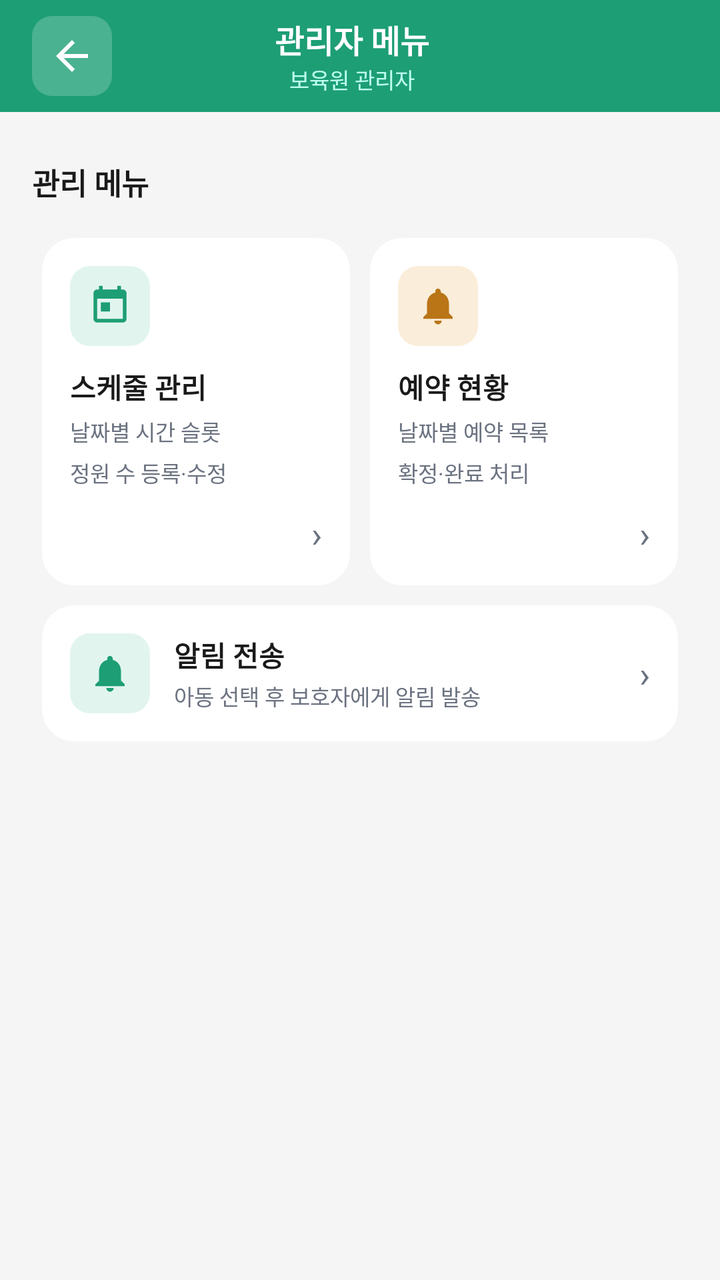
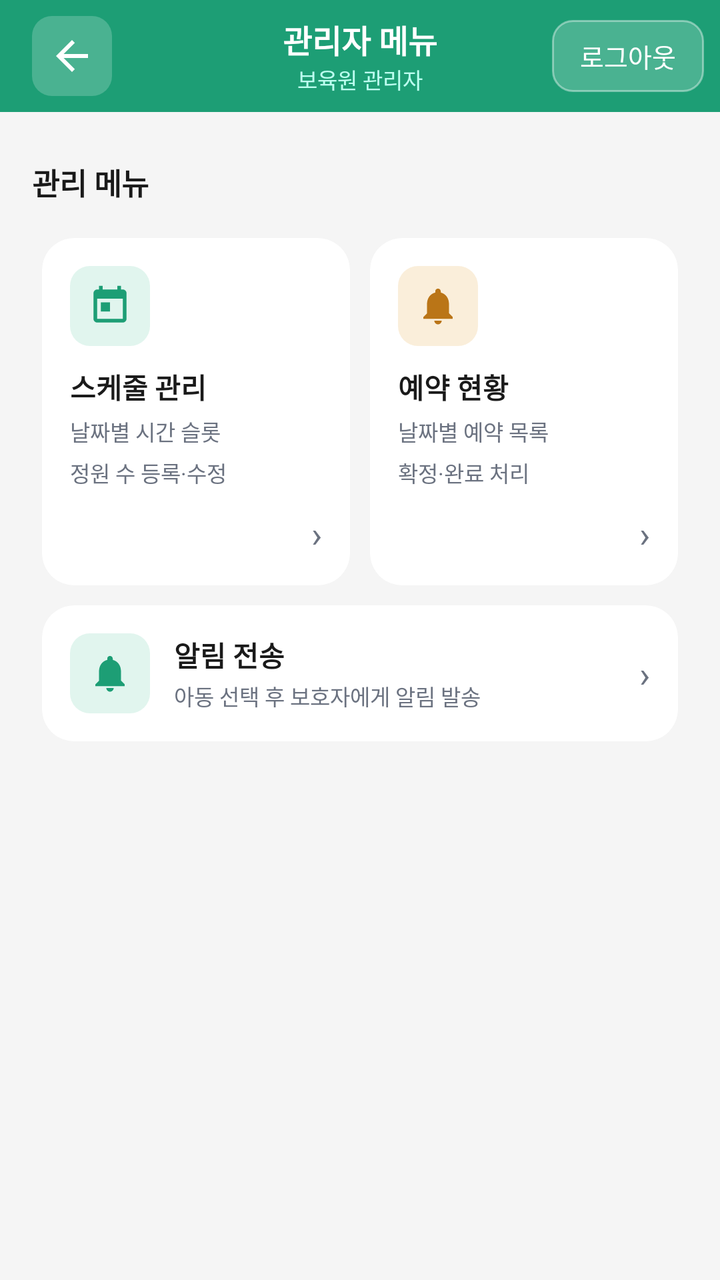

Two renders of the same Android screen: before a commit and after it. Below are the layout's source before the change and the commit's diff.
<!-- AndroidManifest.xml: application theme Theme.CareConnect -->
<!-- res/layout/activity_admin_main.xml -->
<?xml version="1.0" encoding="utf-8"?>
<androidx.coordinatorlayout.widget.CoordinatorLayout
    xmlns:android="http://schemas.android.com/apk/res/android"
    xmlns:app="http://schemas.android.com/apk/res-auto"
    xmlns:tools="http://schemas.android.com/tools"
    android:id="@+id/main"
    android:layout_width="match_parent"
    android:layout_height="match_parent"
    android:background="@color/bg_secondary"
    tools:context=".facilityadmin.AdminMainActivity">

    
    <com.google.android.material.appbar.AppBarLayout
        android:layout_width="match_parent"
        android:layout_height="wrap_content"
        android:background="@color/green_primary"
        app:elevation="0dp">

        <androidx.appcompat.widget.Toolbar
            android:layout_width="match_parent"
            android:layout_height="56dp"
            android:paddingStart="8dp"
            android:paddingEnd="16dp">

            <ImageButton
                android:id="@+id/btnBack"
                android:layout_width="40dp"
                android:layout_height="40dp"
                android:background="@drawable/bg_header_btn"
                android:src="@drawable/ic_arrow_back"
                android:contentDescription="뒤로 가기"
                app:tint="@color/white" />

            <LinearLayout
                android:layout_width="wrap_content"
                android:layout_height="wrap_content"
                android:layout_gravity="center"
                android:gravity="center"
                android:orientation="vertical">

                <TextView
                    android:layout_width="wrap_content"
                    android:layout_height="wrap_content"
                    android:text="관리자 메뉴"
                    android:textColor="@color/white"
                    android:textSize="16sp"
                    android:textStyle="bold" />

                <TextView
                    android:layout_width="wrap_content"
                    android:layout_height="wrap_content"
                    android:text="보육원 관리자"
                    android:textColor="#BDFFF0"
                    android:textSize="11sp" />
            </LinearLayout>
        </androidx.appcompat.widget.Toolbar>
    </com.google.android.material.appbar.AppBarLayout>

    
    <androidx.core.widget.NestedScrollView
        android:layout_width="match_parent"
        android:layout_height="match_parent"
        android:background="@color/bg_secondary"
        app:layout_behavior="@string/appbar_scrolling_view_behavior">

        <LinearLayout
            android:layout_width="match_parent"
            android:layout_height="wrap_content"
            android:orientation="vertical"
            android:padding="16dp">

            <TextView
                android:layout_width="wrap_content"
                android:layout_height="wrap_content"
                android:text="관리 메뉴"
                android:textColor="@color/text_primary"
                android:textSize="15sp"
                android:textStyle="bold"
                android:layout_marginTop="8dp"
                android:layout_marginBottom="12dp" />

            <GridLayout
                android:layout_width="match_parent"
                android:layout_height="wrap_content"
                android:columnCount="2"
                android:useDefaultMargins="false">

                
                <androidx.cardview.widget.CardView
                    android:id="@+id/cardSchedule"
                    android:layout_width="0dp"
                    android:layout_height="wrap_content"
                    android:layout_columnWeight="1"
                    android:layout_margin="5dp"
                    android:clickable="true"
                    android:focusable="true"
                    android:foreground="?attr/selectableItemBackground"
                    app:cardBackgroundColor="@color/bg_primary"
                    app:cardCornerRadius="16dp"
                    app:cardElevation="0dp"
                    app:strokeColor="@color/border_default"
                    app:strokeWidth="0.5dp">

                    <LinearLayout
                        android:layout_width="match_parent"
                        android:layout_height="wrap_content"
                        android:orientation="vertical"
                        android:padding="14dp">

                        <FrameLayout
                            android:layout_width="40dp"
                            android:layout_height="40dp"
                            android:background="@drawable/bg_icon_green">

                            <ImageView
                                android:layout_width="22dp"
                                android:layout_height="22dp"
                                android:layout_gravity="center"
                                android:src="@drawable/ic_calendar"
                                app:tint="@color/green_primary" />
                        </FrameLayout>

                        <TextView
                            android:layout_width="wrap_content"
                            android:layout_height="wrap_content"
                            android:layout_marginTop="10dp"
                            android:text="스케줄 관리"
                            android:textColor="@color/text_primary"
                            android:textSize="14sp"
                            android:textStyle="bold" />

                        <TextView
                            android:layout_width="wrap_content"
                            android:layout_height="wrap_content"
                            android:layout_marginTop="4dp"
                            android:lineSpacingMultiplier="1.3"
                            android:text="날짜별 시간 슬롯&#10;정원 수 등록·수정"
                            android:textColor="@color/text_secondary"
                            android:textSize="11sp" />

                        <TextView
                            android:layout_width="match_parent"
                            android:layout_height="wrap_content"
                            android:layout_marginTop="10dp"
                            android:gravity="end"
                            android:text="›"
                            android:textColor="@color/text_secondary"
                            android:textSize="18sp" />
                    </LinearLayout>
                </androidx.cardview.widget.CardView>

                
                <androidx.cardview.widget.CardView
                    android:id="@+id/cardReservation"
                    android:layout_width="0dp"
                    android:layout_height="wrap_content"
                    android:layout_columnWeight="1"
                    android:layout_margin="5dp"
                    android:clickable="true"
                    android:focusable="true"
                    android:foreground="?attr/selectableItemBackground"
                    app:cardBackgroundColor="@color/bg_primary"
                    app:cardCornerRadius="16dp"
                    app:cardElevation="0dp"
                    app:strokeColor="@color/border_default"
                    app:strokeWidth="0.5dp">

                    <LinearLayout
                        android:layout_width="match_parent"
                        android:layout_height="wrap_content"
                        android:orientation="vertical"
                        android:padding="14dp">

                        <FrameLayout
                            android:layout_width="40dp"
                            android:layout_height="40dp"
                            android:background="@drawable/bg_icon_amber">

                            <ImageView
                                android:layout_width="22dp"
                                android:layout_height="22dp"
                                android:layout_gravity="center"
                                android:src="@drawable/ic_notification"
                                app:tint="@color/amber_primary" />
                        </FrameLayout>

                        <TextView
                            android:layout_width="wrap_content"
                            android:layout_height="wrap_content"
                            android:layout_marginTop="10dp"
                            android:text="예약 현황"
                            android:textColor="@color/text_primary"
                            android:textSize="14sp"
                            android:textStyle="bold" />

                        <TextView
                            android:layout_width="wrap_content"
                            android:layout_height="wrap_content"
                            android:layout_marginTop="4dp"
                            android:lineSpacingMultiplier="1.3"
                            android:text="날짜별 예약 목록&#10;확정·완료 처리"
                            android:textColor="@color/text_secondary"
                            android:textSize="11sp" />

                        <TextView
                            android:layout_width="match_parent"
                            android:layout_height="wrap_content"
                            android:layout_marginTop="10dp"
                            android:gravity="end"
                            android:text="›"
                            android:textColor="@color/text_secondary"
                            android:textSize="18sp" />
                    </LinearLayout>
                </androidx.cardview.widget.CardView>

                
                <androidx.cardview.widget.CardView
                    android:id="@+id/cardNotification"
                    android:layout_width="match_parent"
                    android:layout_height="wrap_content"
                    android:layout_columnSpan="2"
                    android:layout_margin="5dp"
                    android:clickable="true"
                    android:focusable="true"
                    android:foreground="?attr/selectableItemBackground"
                    app:cardBackgroundColor="@color/bg_primary"
                    app:cardCornerRadius="16dp"
                    app:cardElevation="0dp"
                    app:strokeColor="@color/border_default"
                    app:strokeWidth="0.5dp">

                    <LinearLayout
                        android:layout_width="match_parent"
                        android:layout_height="wrap_content"
                        android:orientation="horizontal"
                        android:padding="14dp"
                        android:gravity="center_vertical">

                        <FrameLayout
                            android:layout_width="40dp"
                            android:layout_height="40dp"
                            android:background="@drawable/bg_icon_green">

                            <ImageView
                                android:layout_width="22dp"
                                android:layout_height="22dp"
                                android:layout_gravity="center"
                                android:src="@drawable/ic_notification"
                                app:tint="@color/green_primary" />
                        </FrameLayout>

                        <LinearLayout
                            android:layout_width="0dp"
                            android:layout_height="wrap_content"
                            android:layout_weight="1"
                            android:orientation="vertical"
                            android:layout_marginStart="12dp">

                            <TextView
                                android:layout_width="wrap_content"
                                android:layout_height="wrap_content"
                                android:text="알림 전송"
                                android:textColor="@color/text_primary"
                                android:textSize="14sp"
                                android:textStyle="bold" />

                            <TextView
                                android:layout_width="wrap_content"
                                android:layout_height="wrap_content"
                                android:layout_marginTop="2dp"
                                android:text="아동 선택 후 보호자에게 알림 발송"
                                android:textColor="@color/text_secondary"
                                android:textSize="11sp" />
                        </LinearLayout>

                        <TextView
                            android:layout_width="wrap_content"
                            android:layout_height="wrap_content"
                            android:text="›"
                            android:textColor="@color/text_secondary"
                            android:textSize="18sp" />
                    </LinearLayout>
                </androidx.cardview.widget.CardView>

            </GridLayout>
        </LinearLayout>
    </androidx.core.widget.NestedScrollView>

</androidx.coordinatorlayout.widget.CoordinatorLayout>
<!-- resources referenced by this layout -->
<resources>
  <color name="amber_primary">#BA7517</color>
  <color name="bg_primary">#FFFFFF</color>
  <color name="bg_secondary">#F5F5F5</color>
  <color name="border_default">#E5E7EB</color>
  <color name="green_primary">#1D9E75</color>
  <color name="text_primary">#1A1A1A</color>
  <color name="text_secondary">#6B7280</color>
  <color name="white">#FFFFFF</color>
  <!-- drawable bg_header_btn (drawable) -->
  <?xml version="1.0" encoding="utf-8"?>
  <shape xmlns:android="http://schemas.android.com/apk/res/android" android:shape="rectangle">
      <solid android:color="#33FFFFFF" />
      <corners android:radius="10dp" />
  </shape>
  <!-- drawable bg_icon_amber (drawable) -->
  <?xml version="1.0" encoding="utf-8"?>
  <shape xmlns:android="http://schemas.android.com/apk/res/android" android:shape="rectangle">
      <solid android:color="#FAEEDA" />
      <corners android:radius="10dp" />
  </shape>
  <!-- drawable bg_icon_green (drawable) -->
  <?xml version="1.0" encoding="utf-8"?>
  <shape xmlns:android="http://schemas.android.com/apk/res/android" android:shape="rectangle">
      <solid android:color="#E1F5EE" />
      <corners android:radius="10dp" />
  </shape>
  <!-- drawable ic_arrow_back (drawable) -->
  <?xml version="1.0" encoding="utf-8"?>
  <vector xmlns:android="http://schemas.android.com/apk/res/android"
      android:width="24dp" android:height="24dp"
      android:viewportWidth="24" android:viewportHeight="24">
      <path android:fillColor="#FF000000"
          android:pathData="M20,11H7.83l5.59,-5.59L12,4l-8,8 8,8 1.41,-1.41L7.83,13H20v-2z"/>
  </vector>
  <!-- drawable ic_calendar (drawable) -->
  <?xml version="1.0" encoding="utf-8"?>
  <vector xmlns:android="http://schemas.android.com/apk/res/android"
      android:width="24dp" android:height="24dp" android:viewportWidth="24" android:viewportHeight="24">
      <path android:fillColor="#FF000000"
          android:pathData="M19,3h-1V1h-2v2H8V1H6v2H5C3.89,3 3.01,3.9 3.01,5L3,19c0,1.1 0.89,2 2,2h14c1.1,0 2,-0.9 2,-2V5c0,-1.1 -0.9,-2 -2,-2zM19,19H5V8h14v11zM7,10h5v5H7z"/>
  </vector>
  <!-- drawable ic_notification (drawable) -->
  <?xml version="1.0" encoding="utf-8"?>
  <vector xmlns:android="http://schemas.android.com/apk/res/android"
      android:width="24dp" android:height="24dp" android:viewportWidth="24" android:viewportHeight="24">
      <path android:fillColor="#FF000000"
          android:pathData="M12,22c1.1,0 2,-0.9 2,-2h-4c0,1.1 0.9,2 2,2zM18,16v-5c0,-3.07 -1.63,-5.64 -4.5,-6.32V4c0,-0.83 -0.67,-1.5 -1.5,-1.5s-1.5,0.67 -1.5,1.5v0.68C7.64,5.36 6,7.92 6,11v5l-2,2v1h16v-1l-2,-2z"/>
  </vector>
  <style name="Theme.CareConnect" parent="Theme.MaterialComponents.DayNight.NoActionBar">
          <item name="colorPrimary">@color/green_primary</item>
          <item name="colorPrimaryVariant">@color/green_dark</item>
          <item name="colorOnPrimary">@color/white</item>
          <item name="colorSecondary">@color/green_light</item>
          <item name="android:windowBackground">@color/bg_secondary</item>
          <item name="android:statusBarColor">@color/green_primary</item>
          <item name="android:navigationBarColor">@color/bg_primary</item>
      </style>
  <color name="green_dark">#0F6E56</color>
  <color name="green_light">#E1F5EE</color>
</resources>

<!-- the commit's change to res/layout/activity_admin_main.xml (unified diff, before → after) -->
@@ -20,7 +20,7 @@
             android:layout_width="match_parent"
             android:layout_height="56dp"
             android:paddingStart="8dp"
-            android:paddingEnd="16dp">
+            android:paddingEnd="8dp">
 
             <ImageButton
                 android:id="@+id/btnBack"
@@ -53,6 +53,20 @@
                     android:textColor="#BDFFF0"
                     android:textSize="11sp" />
             </LinearLayout>
+
+            <TextView
+                android:id="@+id/btnLogout"
+                android:layout_width="wrap_content"
+                android:layout_height="36dp"
+                android:layout_gravity="end"
+                android:background="@drawable/bg_login_btn"
+                android:gravity="center"
+                android:paddingStart="14dp"
+                android:paddingEnd="14dp"
+                android:text="로그아웃"
+                android:textColor="@color/white"
+                android:textSize="13sp" />
+
         </androidx.appcompat.widget.Toolbar>
     </com.google.android.material.appbar.AppBarLayout>
 
<!-- resource entries referenced after the edit -->
@@ -24,6 +24,13 @@
   <?xml version="1.0" encoding="utf-8"?>
   <shape xmlns:android="http://schemas.android.com/apk/res/android" android:shape="rectangle">
       <solid android:color="#E1F5EE" />
+      <corners android:radius="10dp" />
+  </shape>
+  <!-- drawable bg_login_btn (drawable) -->
+  <?xml version="1.0" encoding="utf-8"?>
+  <shape xmlns:android="http://schemas.android.com/apk/res/android" android:shape="rectangle">
+      <solid android:color="#33FFFFFF" />
+      <stroke android:width="1dp" android:color="#66FFFFFF" />
       <corners android:radius="10dp" />
   </shape>
   <!-- drawable ic_arrow_back (drawable) -->
